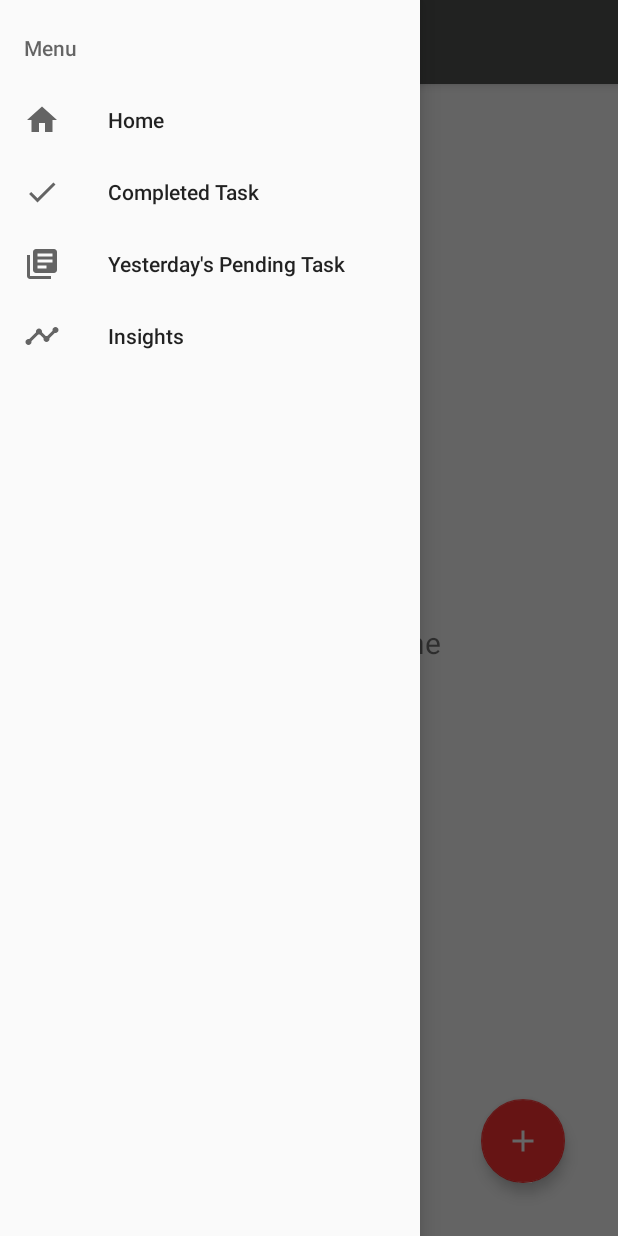
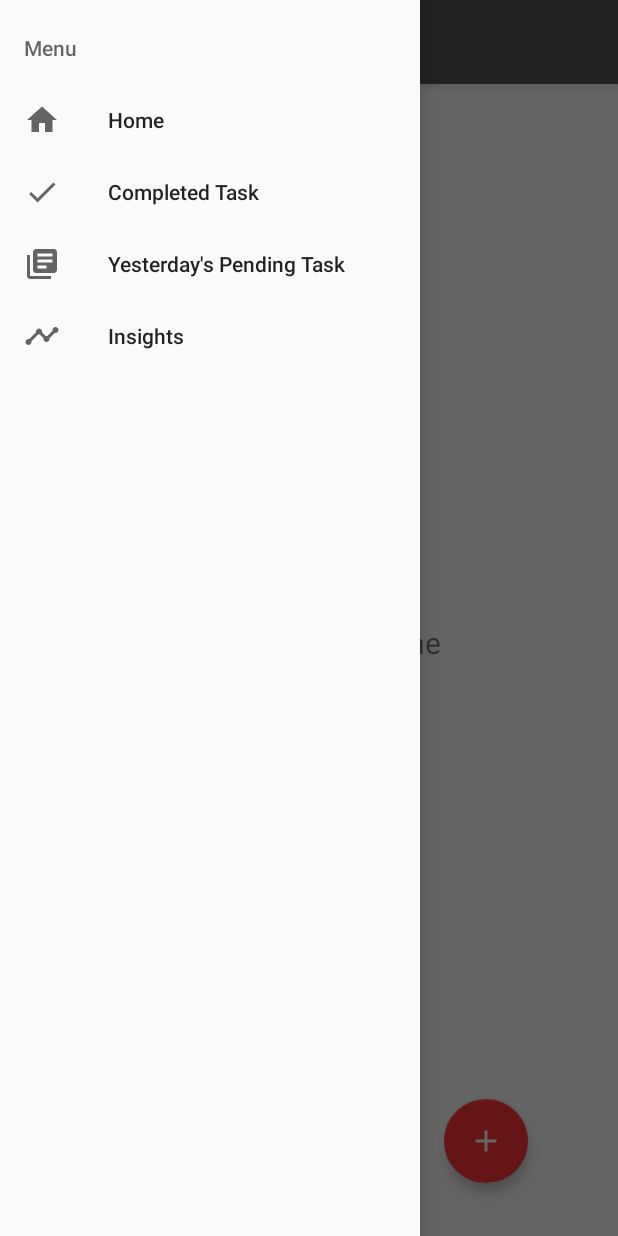
Before and after one commit to Dom07/ToDoApp, an Android app: the screen it shows after launch (MainActivity), with the side drawer open, on a phone screen of 412 x 824 dp. Run offline under Robolectric (Android 15) with nearby library versions, the light colour scheme and no system bars.

Commit message:
Added a popupmenu with delete button on active task

```diff
--- a/app/src/main/java/com/developers/mytodoapp/MainFragment.java
+++ b/app/src/main/java/com/developers/mytodoapp/MainFragment.java
@@ -34,7 +34,7 @@ public class MainFragment extends Fragment {
     FloatingActionButton fabAddTask;
     CheckBox tvTaskName;
     ArrayList<Task> taskArrayList = new ArrayList<Task>();
-    TaskAdapter taskAdapter = new TaskAdapter(taskArrayList);
+    TaskAdapter taskAdapter;
 
     //  newTask popup window layout objects
     EditText etNewTag;
@@ -53,7 +53,7 @@ public class MainFragment extends Fragment {
                              Bundle savedInstanceState) {
 
         final View view = inflater.inflate(R.layout.fragment_main, container, false);
-
+        taskAdapter =  new TaskAdapter(taskArrayList,getContext());
 //      Method to check weather to Display A Message (or not) on the home screen if no active task available
         noTaskMsgToggle(view);
 
--- a/app/src/main/res/layout/completedtaskitem.xml
+++ b/app/src/main/res/layout/completedtaskitem.xml
@@ -29,7 +29,7 @@
         android:layout_height="wrap_content"
         android:text="Tags:"
         android:layout_below="@+id/tvCompletedTaskName"
-        android:layout_marginTop="10dp"
+        android:layout_marginTop="5dp"
         android:textStyle="bold"
         android:textSize="15sp"/>
 
--- a/app/src/main/res/layout/fragment_main.xml
+++ b/app/src/main/res/layout/fragment_main.xml
@@ -34,9 +34,10 @@
         android:layout_height="wrap_content"
         android:layout_alignParentBottom="true"
         android:layout_alignParentRight="true"
-        android:layout_margin="25dp"
+        android:layout_marginRight="50dp"
         android:src="@drawable/ic_add_white_24dp"
         app:backgroundTint="@color/colorAccent"
         app:elevation="5dp"
-        />
+        android:layout_marginTop="25dp"
+        android:layout_marginBottom="25dp" />
 </RelativeLayout>
--- a/app/src/main/res/layout/yesterdayspendingtaskitem.xml
+++ b/app/src/main/res/layout/yesterdayspendingtaskitem.xml
@@ -28,7 +28,7 @@
         android:layout_height="wrap_content"
         android:text="Tags:"
         android:layout_below="@+id/tvPendingTaskName"
-        android:layout_marginTop="10dp"
+        android:layout_marginTop="5dp"
         android:textStyle="bold"
         android:textSize="15sp"/>
 
--- /dev/null
+++ b/app/src/main/res/menu/task_menu.xml
@@ -0,0 +1,8 @@
+<?xml version="1.0" encoding="utf-8"?>
+<menu xmlns:android="http://schemas.android.com/apk/res/android">
+
+    <item
+        android:id="@+id/TaskMenuItemDelete"
+        android:title="Delete"/>
+
+</menu>
```
Also changed, not shown: app/src/main/java/com/developers/mytodoapp/SqLiteTaskHelper.java (+13 -0 lines), app/src/main/java/com/developers/mytodoapp/TaskAdapter.java (+46 -2 lines), app/src/main/res/layout/taskitem.xml (+12 -1 lines), 159 other files.
